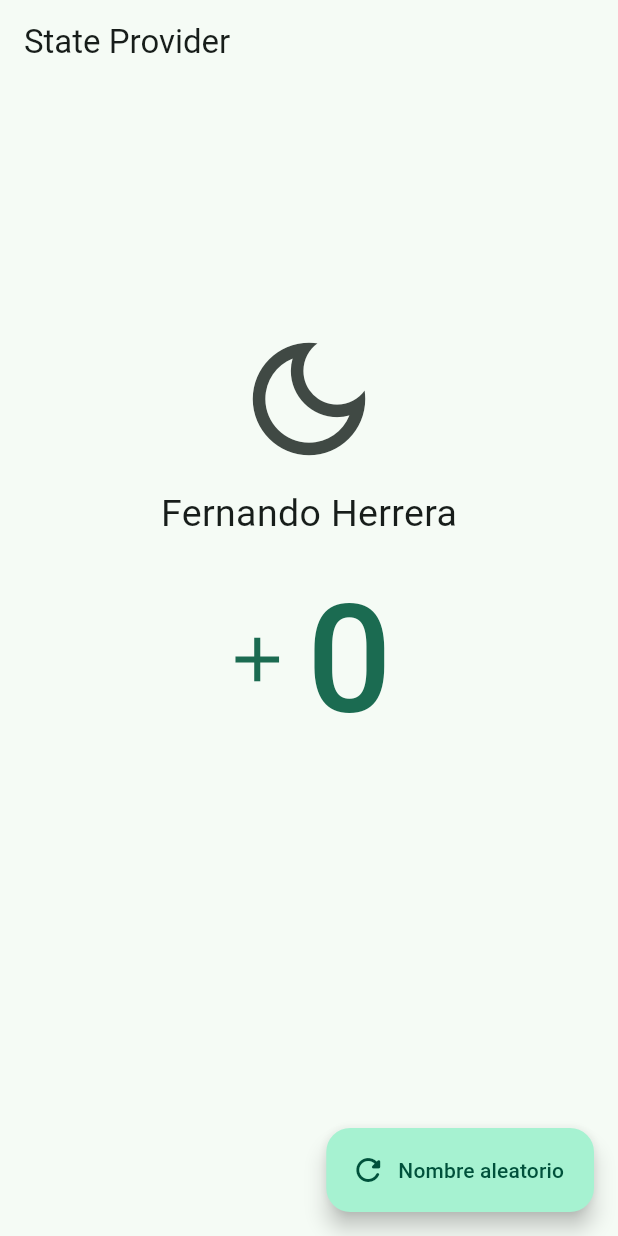
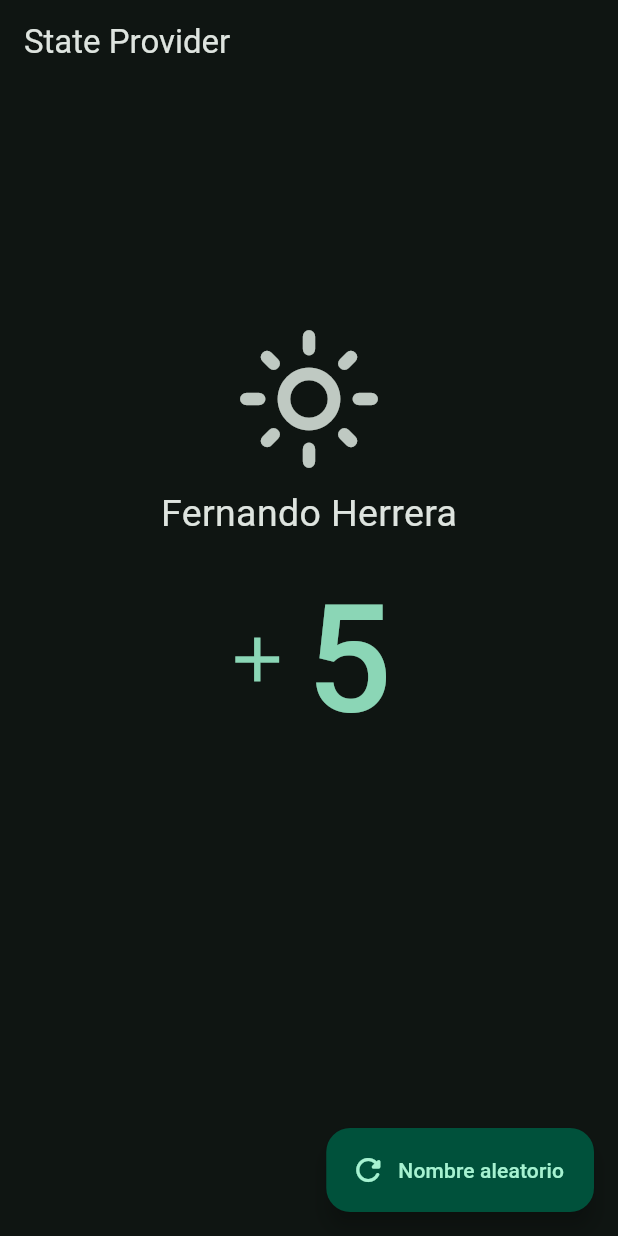
Before and after one commit to joicodev/course-riverpod-v2, a Flutter app: the StateProviderScreen screen opened by its route, after a tap on the "dark mode" icon, on a phone screen of 412 x 824 dp. Run offline on Flutter 3.47's test engine with Material 2 defaults, Android fonts, the phone set to English and light mode, and no system bars; our stand-ins replace dio, flutter_riverpod, go_router, riverpod_annotation; missing offline and left inert: random_name_generator; generated files the repository leaves out were written again.

Commit message:
update state provider 3

```diff
--- a/lib/main.dart
+++ b/lib/main.dart
@@ -1,6 +1,7 @@
 import 'package:flutter/material.dart';
 import 'package:flutter_riverpod/flutter_riverpod.dart';
 import 'package:riverpod_app/config/config.dart';
+import 'package:riverpod_app/presentation/providers/providers.dart';
 
 void main() => runApp(const ProviderScope(child: MyApp()));
 
@@ -13,7 +14,7 @@ class MyApp extends ConsumerWidget {
       title: 'Riverpod Providers',
       debugShowCheckedModeBanner: false,
       routerConfig: ref.watch(appRouterProvider),
-      theme: AppTheme(isDarkmode: false).getTheme(),
+      theme: AppTheme(isDarkmode: ref.watch(darkModeProvider)).getTheme(),
     );
   }
 }
--- a/lib/presentation/providers/providers.dart
+++ b/lib/presentation/providers/providers.dart
@@ -1 +1,2 @@
 export 'hello_world/hello_world_provider.dart';
+export 'state_providers/state_providers.dart';
--- a/lib/presentation/screens/03_state_provider/state_provider_screen.dart
+++ b/lib/presentation/screens/03_state_provider/state_provider_screen.dart
@@ -1,5 +1,6 @@
 import 'package:flutter/material.dart';
-
+import 'package:flutter_riverpod/flutter_riverpod.dart';
+import 'package:riverpod_app/presentation/providers/providers.dart';
 
 class StateProviderScreen extends StatelessWidget {
   const StateProviderScreen({super.key});
@@ -7,37 +8,50 @@ class StateProviderScreen extends StatelessWidget {
   @override
   Widget build(BuildContext context) {
     return Scaffold(
-      appBar: AppBar(
-        title: const Text('State Provider'),
-      ),
+      appBar: AppBar(title: const Text('State Provider')),
       body: Center(
-        child: Column(
-          children: [
-            const Spacer(flex: 1,),
-
-            IconButton(
-              // icon: const Icon( Icons.light_mode_outlined, size: 100 ),
-              icon: const Icon( Icons.dark_mode_outlined, size: 100 ),
-              onPressed: () {},
-            ),
-
-            const Text('Fernando Herrera', style: TextStyle(fontSize: 25 )),
-
-            TextButton.icon(
-              icon: const Icon( Icons.add, size: 50,),
-              label: const Text('0', style: TextStyle(fontSize: 100)),
-              onPressed: () {},
-            ),
-
-            const Spacer( flex: 2 ),
-          ],
-        )
-      ),
+          child: Column(
+        children: [
+          const Spacer(flex: 1),
+          Consumer(
+            builder: (context, ref, child) {
+              final iconData = ref.watch(darkModeProvider)
+                  ? Icons.light_mode_outlined
+                  : Icons.dark_mode_outlined;
+              return IconButton(
+                icon: Icon(iconData, size: 100),
+                onPressed: () {
+                  ref.read(darkModeProvider.notifier).toggleDarkMode();
+                },
+              );
+            },
+          ),
+          const Text('Fernando Herrera', style: TextStyle(fontSize: 25)),
+          _counterWidget(),
+          const Spacer(flex: 2),
+        ],
+      )),
       floatingActionButton: FloatingActionButton.extended(
         label: const Text('Nombre aleatorio'),
-        icon: const Icon( Icons.refresh_rounded ),
+        icon: const Icon(Icons.refresh_rounded),
         onPressed: () {},
       ),
     );
   }
+
+  Widget _counterWidget() {
+    return Consumer(builder: (_, ref, __) {
+      return TextButton.icon(
+        icon: const Icon(
+          Icons.add,
+          size: 50,
+        ),
+        label: Text(
+          "${ref.watch(counterProvider)}",
+          style: const TextStyle(fontSize: 100),
+        ),
+        onPressed: () => ref.read(counterProvider.notifier).increase(),
+      );
+    });
+  }
 }
```
Also changed, not shown: lib/presentation/providers/state_providers/state_providers.dart (added, +21 -0 lines), lib/presentation/providers/state_providers/state_providers.g.dart (added).
